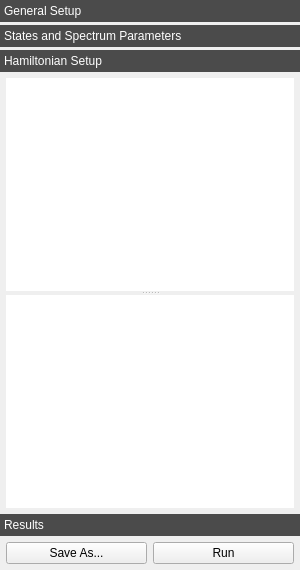
First picture: the form in crispy/resources/gui/uis/quanty.ui, repository mretegan/crispy, before the edit.
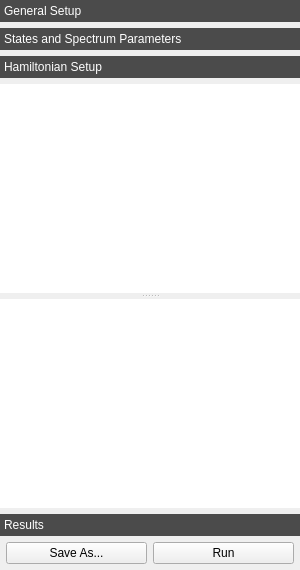
Second picture: the form after the edit. The open tabs and pages were chosen to show the change. Icons and pictures are not drawn. Custom widgets are drawn as their Qt base class.

The edit to the form file:
```diff
--- a/crispy/resources/gui/uis/quanty.ui
+++ b/crispy/resources/gui/uis/quanty.ui
@@ -19,7 +19,7 @@
   <property name="minimumSize">
    <size>
     <width>290</width>
-    <height>268</height>
+    <height>300</height>
    </size>
   </property>
   <property name="styleSheet">
@@ -64,7 +64,7 @@
        <number>0</number>
       </property>
       <property name="tabSpacing">
-       <number>3</number>
+       <number>6</number>
       </property>
       <widget class="QWidget" name="generalPage">
        <property name="geometry">
@@ -678,7 +678,7 @@
          <x>0</x>
          <y>0</y>
          <width>300</width>
-         <height>406</height>
+         <height>394</height>
         </rect>
        </property>
        <attribute name="label">
@@ -686,16 +686,16 @@
        </attribute>
        <layout class="QVBoxLayout" name="verticalLayout">
         <property name="leftMargin">
-         <number>6</number>
+         <number>0</number>
         </property>
         <property name="topMargin">
-         <number>3</number>
+         <number>0</number>
         </property>
         <property name="rightMargin">
-         <number>6</number>
+         <number>0</number>
         </property>
         <property name="bottomMargin">
-         <number>3</number>
+         <number>0</number>
         </property>
         <item>
          <widget class="QSplitter" name="hamiltonianSplitter">
@@ -705,6 +705,9 @@
           <property name="orientation">
            <enum>Qt::Vertical</enum>
           </property>
+          <property name="handleWidth">
+           <number>6</number>
+          </property>
           <property name="childrenCollapsible">
            <bool>false</bool>
           </property>
```
Left out of the diff: 29 changed lines with no effect on the pictures.
